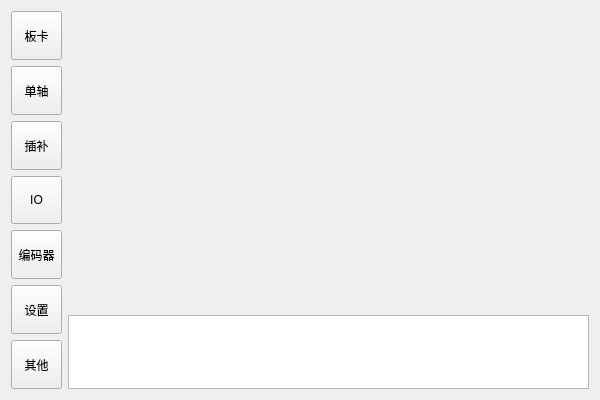
whisper512/GTS, file GTSController/GTSControllerWidget.ui: the form before one commit.
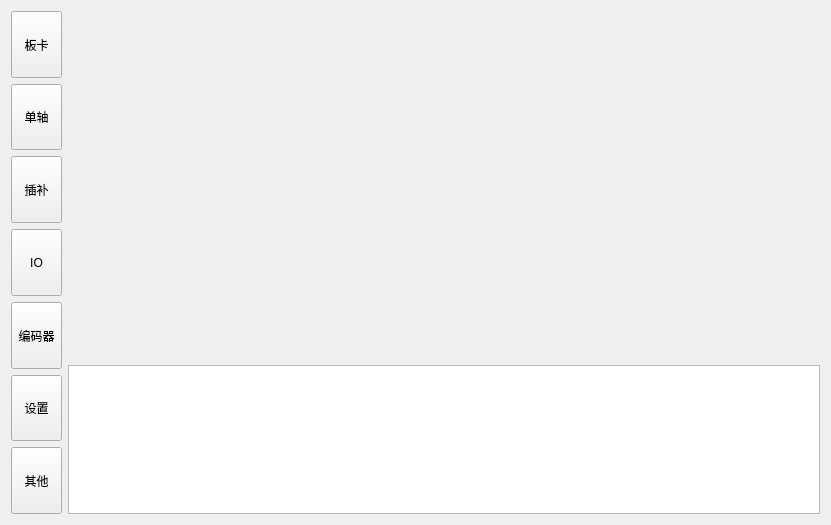
The form after the commit.

Patch:
```diff
--- a/GTSController/GTSControllerWidget.ui
+++ b/GTSController/GTSControllerWidget.ui
@@ -6,8 +6,8 @@
    <rect>
     <x>0</x>
     <y>0</y>
-    <width>600</width>
-    <height>400</height>
+    <width>831</width>
+    <height>525</height>
    </rect>
   </property>
   <property name="windowTitle">
@@ -113,7 +113,7 @@
     </layout>
    </item>
    <item>
-    <layout class="QVBoxLayout" name="verticalLayout_2" stretch="8,2">
+    <layout class="QVBoxLayout" name="verticalLayout_2" stretch="7,3">
      <item>
       <widget class="QStackedWidget" name="stackedWidget">
        <property name="currentIndex">
```
